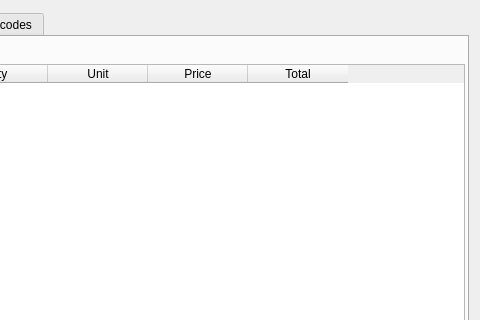
Qt form Editors/ce5goods.ui (End1-1/Cafe5) before a commit; both pictures show x 368 to 848 and y 0 to 320 of the 848 by 569 pixel window.
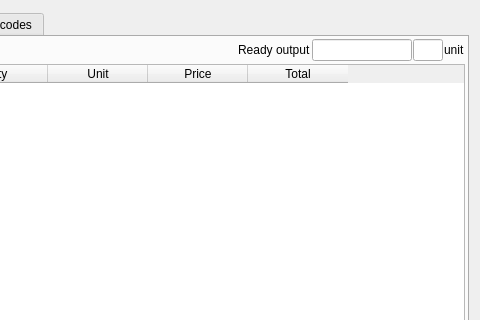
The same form after that commit. The open tabs and pages were chosen to show the change. Icons and pictures are not drawn. Custom widgets are drawn as their Qt base class.

```diff
--- a/Editors/ce5goods.ui
+++ b/Editors/ce5goods.ui
@@ -1042,6 +1042,52 @@
                </property>
               </spacer>
              </item>
+             <item>
+              <widget class="QLabel" name="label_3">
+               <property name="text">
+                <string>Ready output</string>
+               </property>
+              </widget>
+             </item>
+             <item>
+              <widget class="C5LineEditWithSelector" name="leComplectOutputQty">
+               <property name="maximumSize">
+                <size>
+                 <width>100</width>
+                 <height>16777215</height>
+                </size>
+               </property>
+               <property name="Field" stdset="0">
+                <string>f_complectout</string>
+               </property>
+               <property name="Type" stdset="0">
+                <number>4</number>
+               </property>
+              </widget>
+             </item>
+             <item>
+              <widget class="C5LineEditWithSelector" name="leIsComplect">
+               <property name="maximumSize">
+                <size>
+                 <width>30</width>
+                 <height>16777215</height>
+                </size>
+               </property>
+               <property name="Field" stdset="0">
+                <string>f_iscomplect</string>
+               </property>
+               <property name="Type" stdset="0">
+                <number>1</number>
+               </property>
+              </widget>
+             </item>
+             <item>
+              <widget class="QLabel" name="lbOutputUnit">
+               <property name="text">
+                <string>unit</string>
+               </property>
+              </widget>
+             </item>
             </layout>
            </widget>
           </item>
```
Left out of the diff: 2 changed lines with no effect on the pictures.
